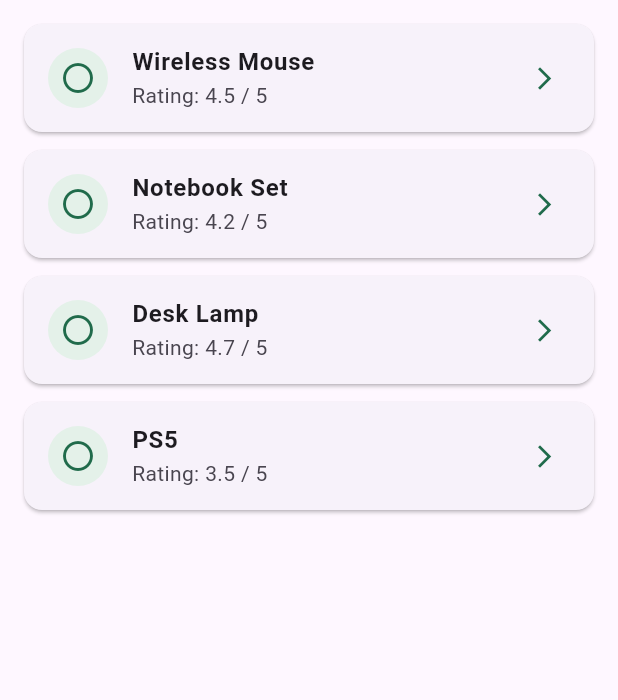
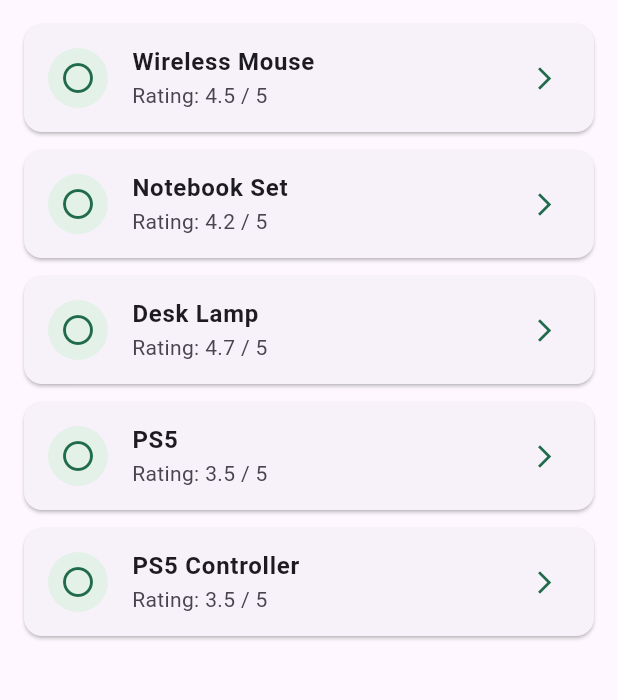
Before and after one commit to johnmichaelgrana/dcit26-compilation, a Flutter app: the screen it shows after launch, on a phone screen of 412 x 824 dp, the part 84-784 px from its top. Run offline on Flutter 3.47's test engine with Material 3 defaults, Android fonts, the phone set to English and light mode, and no system bars; our stand-ins replace material_ui; accounts and stored records are empty.

Commit message:
Initial Flutter lab compilation

```diff
--- a/lab6_products/lib/screens/product_list_screen.dart
+++ b/lab6_products/lib/screens/product_list_screen.dart
@@ -33,6 +33,13 @@ class ProductListScreen extends StatelessWidget {
       title: 'PS5',
       description:
           'You can play the latest games with this console.',
+      rating: 3.5,
+    ),
+    Product(
+      id: 'P005',
+      title: 'PS5 Controller',
+      description:
+          'You can play the latest games in the PS5 with this controller.',
       rating: 3.5,
     ),
   ];
```
